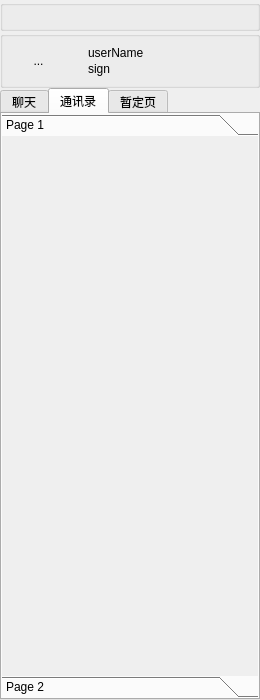
Above: TestProject/ui/main.ui from ChinSing00/ChatChat before the change. Below: the same form after it.
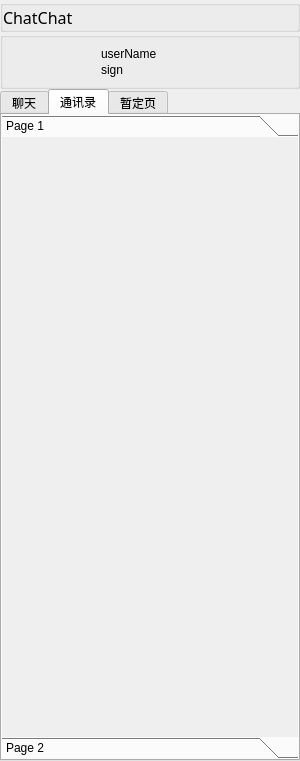
That is the form after the change. Icons and pictures are not drawn.

What changed in the file:
```diff
--- a/TestProject/ui/main.ui
+++ b/TestProject/ui/main.ui
@@ -6,8 +6,8 @@
    <rect>
     <x>0</x>
     <y>0</y>
-    <width>260</width>
-    <height>700</height>
+    <width>300</width>
+    <height>761</height>
    </rect>
   </property>
   <property name="sizePolicy">
@@ -76,7 +76,7 @@
     </property>
     <item>
      <widget class="QGroupBox" name="top_btn_gb">
-      <layout class="QHBoxLayout" name="horizontalLayout" stretch="6,0,1,1">
+      <layout class="QHBoxLayout" name="horizontalLayout" stretch="0,6,0,0,0,1,1">
        <property name="spacing">
         <number>0</number>
        </property>
@@ -92,6 +92,28 @@
        <property name="bottomMargin">
         <number>0</number>
        </property>
+       <item>
+        <widget class="QLabel" name="label">
+         <property name="sizePolicy">
+          <sizepolicy hsizetype="Expanding" vsizetype="Preferred">
+           <horstretch>0</horstretch>
+           <verstretch>0</verstretch>
+          </sizepolicy>
+         </property>
+         <property name="font">
+          <font>
+           <family>Snap ITC</family>
+           <pointsize>12</pointsize>
+          </font>
+         </property>
+         <property name="text">
+          <string>&lt;P&gt;ChatChat&lt;/P&gt;</string>
+         </property>
+         <property name="margin">
+          <number>6</number>
+         </property>
+        </widget>
+       </item>
        <item>
         <spacer name="horizontalSpacer">
          <property name="orientation">
@@ -99,7 +121,7 @@
          </property>
          <property name="sizeHint" stdset="0">
           <size>
-           <width>40</width>
+           <width>30</width>
            <height>20</height>
           </size>
          </property>
@@ -225,7 +247,7 @@
           <string notr="true"/>
          </property>
          <property name="text">
-          <string>...</string>
+          <string/>
          </property>
          <property name="iconSize">
           <size>
@@ -399,6 +421,12 @@
             <verstretch>0</verstretch>
            </sizepolicy>
           </property>
+          <property name="minimumSize">
+           <size>
+            <width>0</width>
+            <height>601</height>
+           </size>
+          </property>
           <property name="styleSheet">
            <string notr="true"/>
           </property>
@@ -422,8 +450,8 @@
             <rect>
              <x>0</x>
              <y>0</y>
-             <width>254</width>
-             <height>553</height>
+             <width>294</width>
+             <height>604</height>
             </rect>
            </property>
            <property name="sizePolicy">
```
Left out of the diff: 50 changed lines with no effect on the pictures.
